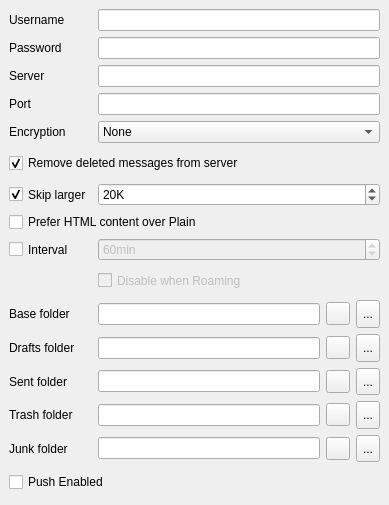
Qt form src/plugins/messageservices/imap/imapsettings.ui (qt-labs/messagingframework) before a commit.
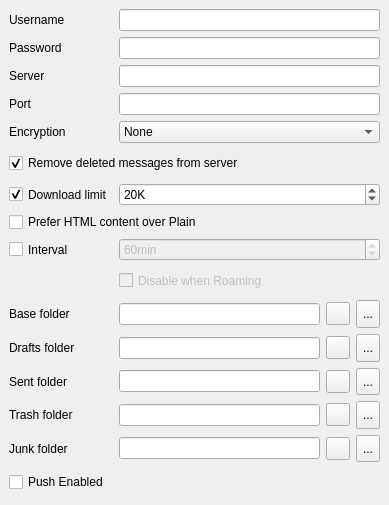
The same form after that commit.

Commit message:
Change string: -          <string>Skip larger</string> +          <string>Download limit</string>
Seems clearer, for describing maximum amount of data to be retrieved per message.

```diff
--- a/src/plugins/messageservices/imap/imapsettings.ui
+++ b/src/plugins/messageservices/imap/imapsettings.ui
@@ -226,7 +226,7 @@
           </size>
          </property>
          <property name="text">
-          <string>Skip larger</string>
+          <string>Download limit</string>
          </property>
          <property name="checked">
           <bool>true</bool>
```
